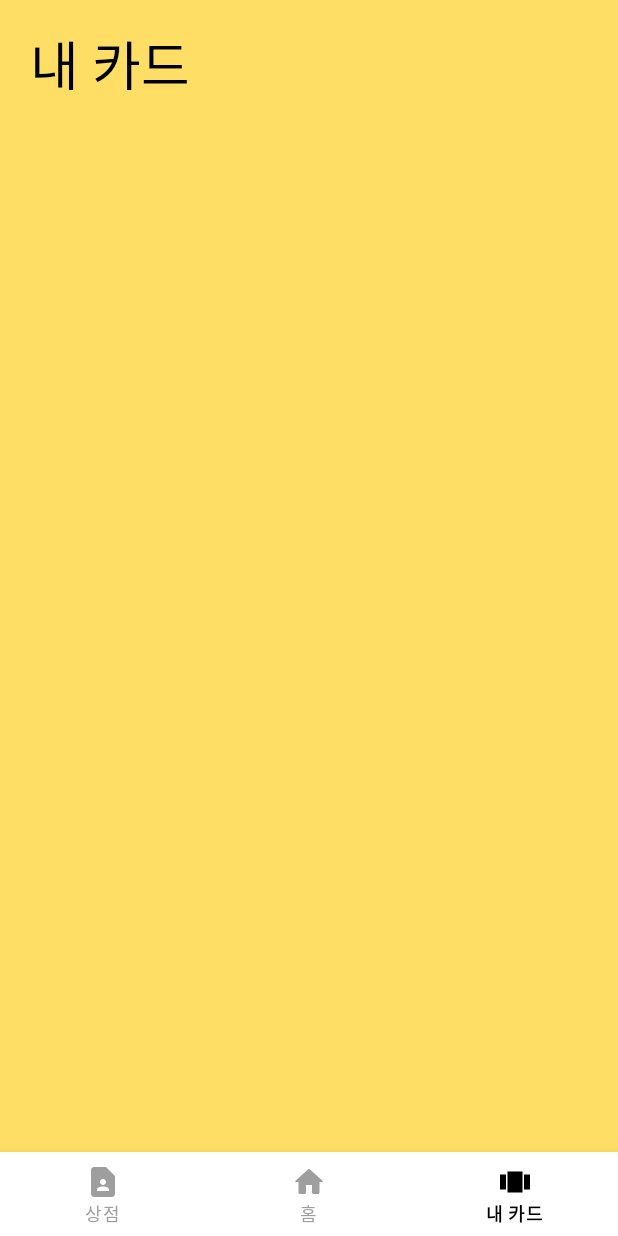
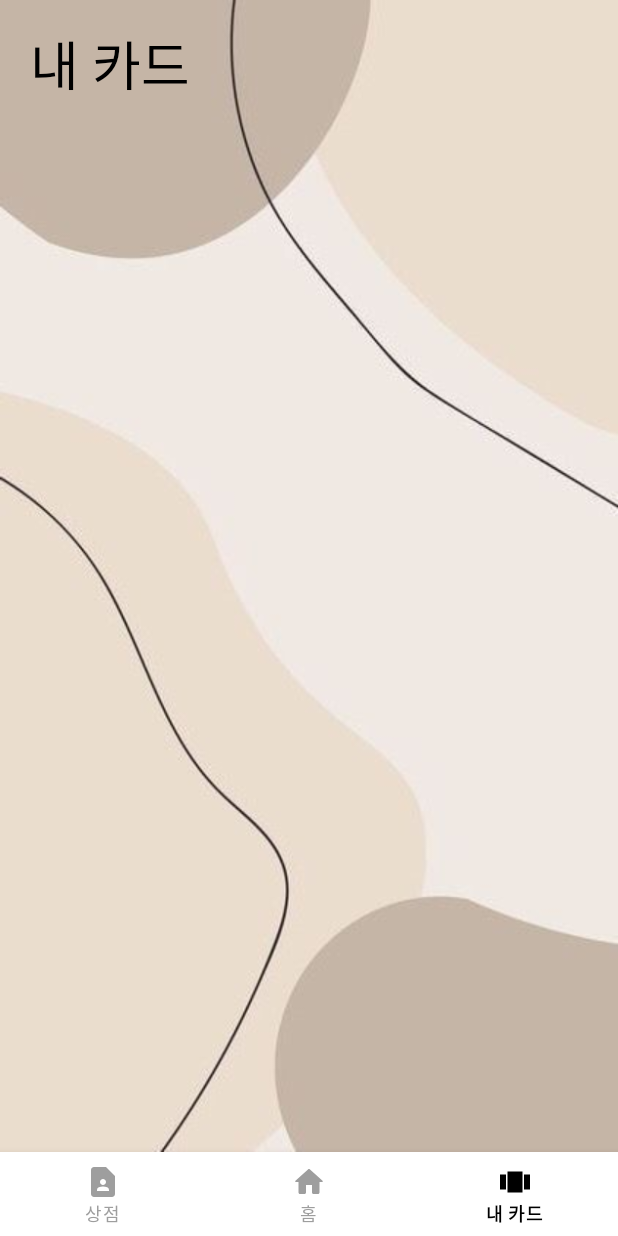
Before and after one commit to YouGoodBackEnd/DSM-TCG-Android, an Android app: the MyCardFragment screen opened through its navigation route, on a phone screen of 412 x 824 dp. Run offline under Robolectric (Android 15) with nearby library versions, the phone set to English and light mode, and no system bars; our stand-ins replace data binding, navigation-ui.

Commit message:
⚡ :: 내 카드 화면 배경 변경

```diff
--- a/presentation/src/main/res/layout/fragment_my_card.xml
+++ b/presentation/src/main/res/layout/fragment_my_card.xml
@@ -6,7 +6,7 @@
     <androidx.constraintlayout.widget.ConstraintLayout
         android:layout_width="match_parent"
         android:layout_height="match_parent"
-        android:background="@color/main_color">
+        android:background="@drawable/all_back">
 
         <TextView
             android:id="@+id/textView"
```
